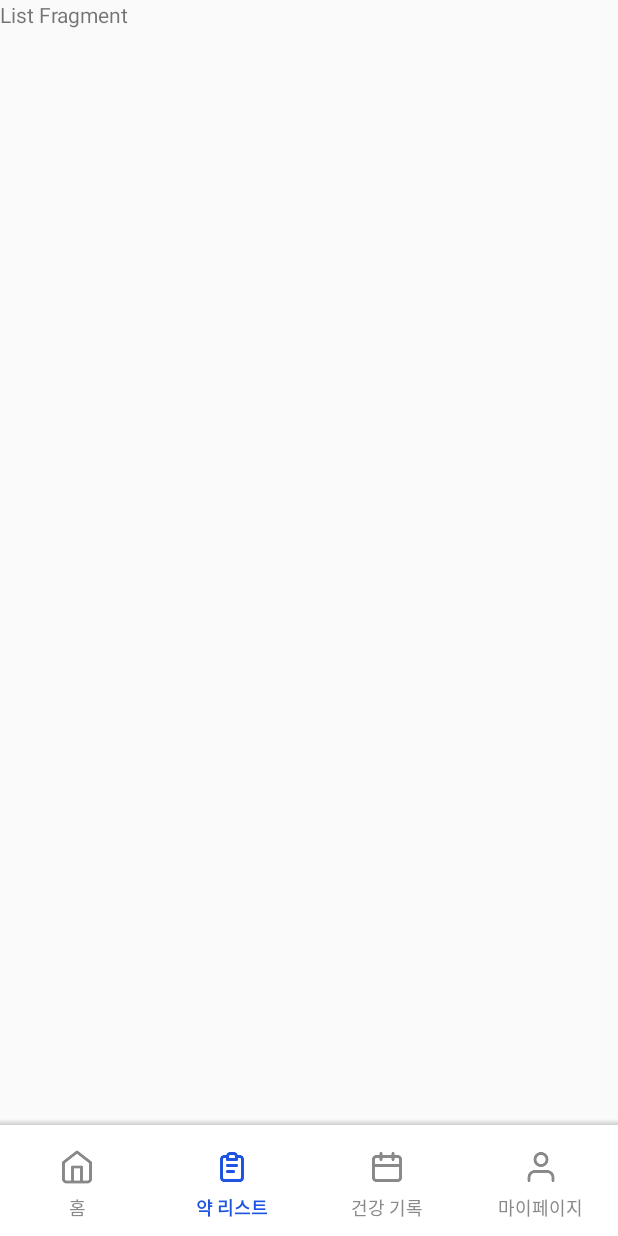
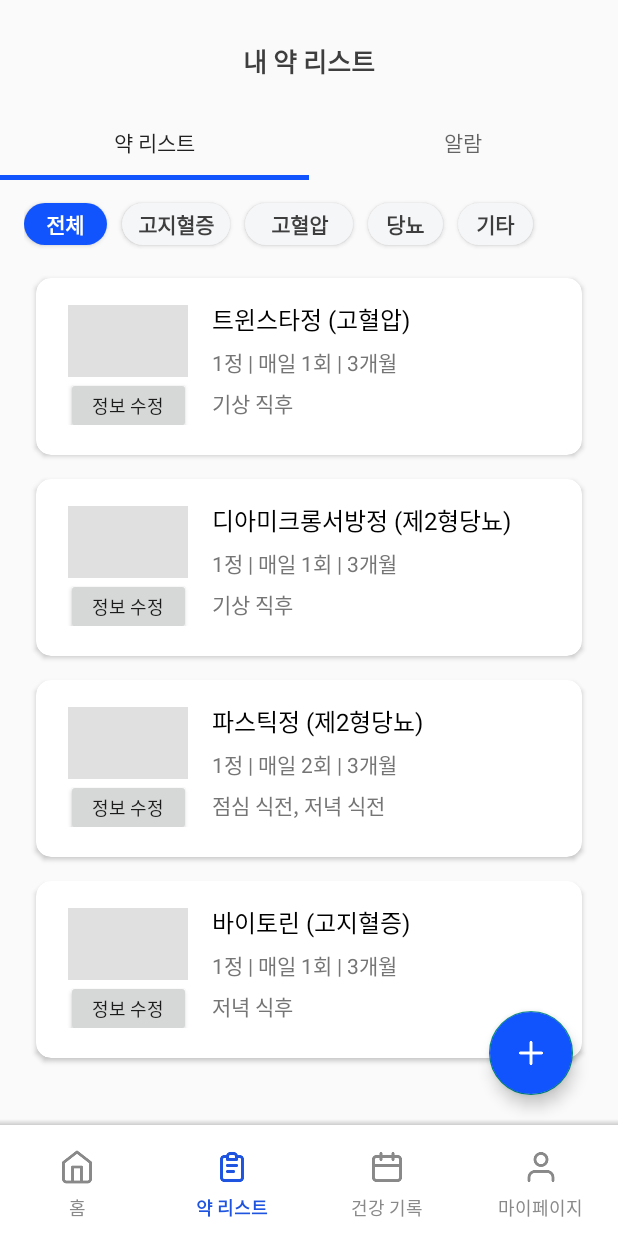
Before and after one commit to Pillmate-CapD/Pillmate_Android, an Android app: the ListFragment screen opened through its navigation route, on a phone screen of 412 x 824 dp. Run offline under Robolectric (Android 15) with nearby library versions, the phone set to English and light mode, and no system bars; our stand-ins replace data binding, navigation-ui; Roboto replaces fonts that are not available here.

Commit message:
약리스트 추가

```diff
--- /dev/null
+++ b/app/src/main/java/com/example/pillmate/AlarmSetFragment.kt
@@ -0,0 +1,20 @@
+package com.example.capdi_eat_test
+
+import android.os.Bundle
+import androidx.fragment.app.Fragment
+import android.view.LayoutInflater
+import android.view.View
+import android.view.ViewGroup
+import android.widget.Button
+import com.example.pillmate.R
+
+class AlarmSetFragment : Fragment() {
+
+    override fun onCreateView(
+        inflater: LayoutInflater, container: ViewGroup?,
+        savedInstanceState: Bundle?
+    ): View? {
+        // Inflate the layout for this fragment
+        return inflater.inflate(R.layout.fragment_alarm_set, container, false)
+    }
+}
--- /dev/null
+++ b/app/src/main/java/com/example/pillmate/AllFragment.kt
@@ -0,0 +1,70 @@
+package com.example.capdi_eat_test
+
+import android.os.Bundle
+import android.view.LayoutInflater
+import android.view.View
+import android.view.ViewGroup
+import android.widget.TextView
+import androidx.fragment.app.Fragment
+import androidx.recyclerview.widget.LinearLayoutManager
+import androidx.recyclerview.widget.RecyclerView
+import com.example.pillmate.R
+
+class AllFragment : Fragment() {
+
+    private lateinit var recyclerView: RecyclerView
+    private lateinit var adapter: RecyclerView.Adapter<*>
+    private val medicationList = ArrayList<MedicationItem>()
+
+    override fun onCreateView(
+        inflater: LayoutInflater, container: ViewGroup?,
+        savedInstanceState: Bundle?
+    ): View? {
+        val view = inflater.inflate(R.layout.fragment_allbtn, container, false)
+        recyclerView = view.findViewById(R.id.recyclerView)
+        adapter = object : RecyclerView.Adapter<MedicationViewHolder>() {
+            override fun onCreateViewHolder(parent: ViewGroup, viewType: Int): MedicationViewHolder {
+                val itemView = LayoutInflater.from(parent.context)
+                    .inflate(R.layout.item_pill_list, parent, false)
+                return MedicationViewHolder(itemView)
+            }
+
+            override fun onBindViewHolder(holder: MedicationViewHolder, position: Int) {
+                val item = medicationList[position]
+                holder.medicationTitle.text = item.title
+                holder.medicationInfo.text = item.info
+                holder.medicationTime.text = item.time
+            }
+
+            override fun getItemCount(): Int {
+                return medicationList.size
+            }
+        }
+
+        recyclerView.adapter = adapter
+        recyclerView.layoutManager = LinearLayoutManager(requireContext())
+
+        // Add dummy data
+        addDummyData()
+
+        return view
+    }
+
+    private fun addDummyData() {
+        medicationList.add(MedicationItem("트윈스타정 (고혈압)", "1정 | 매일 1회 | 3개월", "기상 직후"))
+        medicationList.add(MedicationItem("디아미크롱서방정 (제2형당뇨)", "1정 | 매일 1회 | 3개월", "기상 직후"))
+        medicationList.add(MedicationItem("파스틱정 (제2형당뇨)", "1정 | 매일 2회 | 3개월", "점심 식전, 저녁 식전"))
+        medicationList.add(MedicationItem("바이토린 (고지혈증)", "1정 | 매일 1회 | 3개월", "저녁 식후"))
+
+
+        // Notify adapter about data change
+        adapter.notifyDataSetChanged()
+    }
+
+    // ViewHolder 클래스 정의
+    private class MedicationViewHolder(itemView: View) : RecyclerView.ViewHolder(itemView) {
+        val medicationTitle = itemView.findViewById<TextView>(R.id.medication_title)
+        val medicationInfo = itemView.findViewById<TextView>(R.id.medication_info)
+        val medicationTime = itemView.findViewById<TextView>(R.id.medication_time)
+    }
+}
--- a/app/src/main/java/com/example/pillmate/ListFragment.kt
+++ b/app/src/main/java/com/example/pillmate/ListFragment.kt
@@ -5,6 +5,9 @@ import androidx.fragment.app.Fragment
 import android.view.LayoutInflater
 import android.view.View
 import android.view.ViewGroup
+import androidx.viewpager.widget.ViewPager
+import com.example.capdi_eat_test.MPTabPagerAdapter
+import com.google.android.material.tabs.TabLayout
 
 class ListFragment : Fragment() {
 
@@ -17,8 +20,21 @@ class ListFragment : Fragment() {
         inflater: LayoutInflater, container: ViewGroup?,
         savedInstanceState: Bundle?
     ): View? {
-        // Inflate the layout for this fragment
-        return inflater.inflate(R.layout.fragment_list, container, false)
+        // fragment_list 레이아웃을 인플레이트합니다.
+        val view = inflater.inflate(R.layout.fragment_list, container, false)
+
+        // ViewPager와 TabLayout을 설정합니다.
+        val viewPager = view.findViewById<ViewPager>(R.id.tab_pager)
+        val tabLayout = view.findViewById<TabLayout>(R.id.tab_layout)
+
+        // ViewPager에 어댑터 설정
+        val adapter = MPTabPagerAdapter(childFragmentManager)
+        viewPager.adapter = adapter
+
+        // TabLayout과 ViewPager를 연결
+        tabLayout.setupWithViewPager(viewPager)
+
+        return view
     }
 
 
--- /dev/null
+++ b/app/src/main/java/com/example/pillmate/MPTabPagerAdapter.kt
@@ -0,0 +1,31 @@
+package com.example.capdi_eat_test
+
+import androidx.fragment.app.Fragment
+import androidx.fragment.app.FragmentManager
+import androidx.fragment.app.FragmentPagerAdapter
+
+class MPTabPagerAdapter(fm: FragmentManager) : FragmentPagerAdapter(fm, BEHAVIOR_RESUME_ONLY_CURRENT_FRAGMENT) {
+
+    override fun getItem(position: Int): Fragment {
+        // 탭에 따른 Fragment 반환
+        return when (position) {
+            0 -> MyPillListFragment()  // 약 리스트 Fragment
+            1 -> AlarmSetFragment()  // 알람 Fragment
+            else -> throw IllegalStateException("Unexpected position $position")
+        }
+    }
+
+    override fun getCount(): Int {
+        // 탭 개수 반환
+        return 2
+    }
+
+    override fun getPageTitle(position: Int): CharSequence? {
+        // 탭의 제목 설정
+        return when (position) {
+            0 -> "약 리스트"
+            1 -> "알람"
+            else -> null
+        }
+    }
+}
--- /dev/null
+++ b/app/src/main/java/com/example/pillmate/MedicationItem.kt
@@ -0,0 +1,7 @@
+package com.example.capdi_eat_test
+
+data class MedicationItem(
+    val title: String,
+    val info: String,
+    val time: String
+)
--- /dev/null
+++ b/app/src/main/java/com/example/pillmate/MyPillListFragment.kt
@@ -0,0 +1,138 @@
+package com.example.capdi_eat_test
+
+import android.os.Bundle
+import androidx.fragment.app.Fragment
+import android.view.LayoutInflater
+import android.view.View
+import android.view.ViewGroup
+import android.widget.Button
+import com.example.pillmate.R
+
+class MyPillListFragment : Fragment() {
+    private var isFirstTime = true // 처음인지 여부를 나타내는 플래그
+    private lateinit var AllBt: Button
+    private lateinit var bt2: Button
+    private lateinit var bt3: Button
+    private lateinit var bt4: Button
+    private lateinit var bt5: Button
+
+    override fun onCreateView(
+        inflater: LayoutInflater, container: ViewGroup?,
+        savedInstanceState: Bundle?
+    ): View? {
+        // Inflate the layout for this fragment
+        val view = inflater.inflate(R.layout.fragment_mypill_list, container, false)
+
+        // 처음에는 All 버튼
+        if (isFirstTime) {
+            parentFragmentManager.beginTransaction()
+                .add(R.id.fragment_container, AllFragment())
+                .commit()
+            isFirstTime = false // 다음에는 이 부분이 실행되지 않도록 플래그 변경
+        }
+
+        // 전체 버튼 클릭 시
+        AllBt = view.findViewById(R.id.AllBt)
+        AllBt.setOnClickListener {
+            // 올버튼 프래그먼트를 보여줌
+            parentFragmentManager.beginTransaction()
+                .replace(R.id.fragment_container, AllFragment())
+                .commit()
+
+            // 버튼 배경색 및 텍스트 색상 변경
+            AllBt.setBackgroundResource(R.drawable.active_pilllist)
+            AllBt.setTextColor(resources.getColor(android.R.color.white))
+            bt2.setBackgroundResource(R.drawable.inactive_pilllist)
+            bt2.setTextColor(0xFF3E3E3E.toInt()) // 직접 색상 코드로 설정
+            bt3.setBackgroundResource(R.drawable.inactive_pilllist)
+            bt3.setTextColor(0xFF3E3E3E.toInt()) // 직접 색상 코드로 설정
+            bt4.setBackgroundResource(R.drawable.inactive_pilllist)
+            bt4.setTextColor(0xFF3E3E3E.toInt()) // 직접 색상 코드로 설정
+            bt5.setBackgroundResource(R.drawable.inactive_pilllist)
+            bt5.setTextColor(0xFF3E3E3E.toInt()) // 직접 색상 코드로 설정
+        }
+
+        // 버튼2 클릭 시
+        bt2 = view.findViewById(R.id.Bt2)
+        bt2.setOnClickListener {
+            // 버튼2 프래그먼트를 보여줌
+            //parentFragmentManager.beginTransaction()
+            //    .replace(R.id.fragment_container, Bt2Fragment())
+            //    .commit()
+
+            // 버튼 배경색 및 텍스트 색상 변경
+            bt2.setBackgroundResource(R.drawable.active_pilllist)
+            bt2.setTextColor(resources.getColor(android.R.color.white))
+            AllBt.setBackgroundResource(R.drawable.inactive_pilllist)
+            AllBt.setTextColor(0xFF3E3E3E.toInt()) // 직접 색상 코드로 설정
+            bt3.setBackgroundResource(R.drawable.inactive_pilllist)
+            bt3.setTextColor(0xFF3E3E3E.toInt()) // 직접 색상 코드로 설정
+            bt4.setBackgroundResource(R.drawable.inactive_pilllist)
+            bt4.setTextColor(0xFF3E3E3E.toInt()) // 직접 색상 코드로 설정
+            bt5.setBackgroundResource(R.drawable.inactive_pilllist)
+            bt5.setTextColor(0xFF3E3E3E.toInt()) // 직접 색상 코드로 설정
+        }
+
+        // 버튼 3 클릭 시
+        bt3 = view.findViewById(R.id.Bt3)
+        bt3.setOnClickListener {
+            // 프래그먼트를 보여줌
+            // 원하는 프래그먼트로 변경하도록 코드 작성
+            // 예: parentFragmentManager.beginTransaction().replace(R.id.fragment_container, YourFragment()).commit()
+
+            // 버튼 배경색 및 텍스트 색상 변경
+            bt3.setBackgroundResource(R.drawable.active_pilllist)
+            bt3.setTextColor(resources.getColor(android.R.color.white))
+            AllBt.setBackgroundResource(R.drawable.inactive_pilllist)
+            AllBt.setTextColor(0xFF3E3E3E.toInt()) // 직접 색상 코드로 설정
+            bt2.setBackgroundResource(R.drawable.inactive_pilllist)
+            bt2.setTextColor(0xFF3E3E3E.toInt()) // 직접 색상 코드로 설정
+            bt4.setBackgroundResource(R.drawable.inactive_pilllist)
+            bt4.setTextColor(0xFF3E3E3E.toInt()) // 직접 색상 코드로 설정
+            bt5.setBackgroundResource(R.drawable.inactive_pilllist)
+            bt5.setTextColor(0xFF3E3E3E.toInt()) // 직접 색상 코드로 설정
+        }
+
+        // 버튼 4 클릭 시
+        bt4 = view.findViewById(R.id.Bt4)
+        bt4.setOnClickListener {
+            // 프래그먼트를 보여줌
+            // 원하는 프래그먼트로 변경하도록 코드 작성
+            // 예: parentFragmentManager.beginTransaction().replace(R.id.fragment_container, YourFragment()).commit()
+
+            // 버튼 배경색 및 텍스트 색상 변경
+            bt4.setBackgroundResource(R.drawable.active_pilllist)
+            bt4.setTextColor(resources.getColor(android.R.color.white))
+            AllBt.setBackgroundResource(R.drawable.inactive_pilllist)
+            AllBt.setTextColor(0xFF3E3E3E.toInt()) // 직접 색상 코드로 설정
+            bt2.setBackgroundResource(R.drawable.inactive_pilllist)
+            bt2.setTextColor(0xFF3E3E3E.toInt()) // 직접 색상 코드로 설정
+            bt3.setBackgroundResource(R.drawable.inactive_pilllist)
+            bt3.setTextColor(0xFF3E3E3E.toInt()) // 직접 색상 코드로 설정
+            bt5.setBackgroundResource(R.drawable.inactive_pilllist)
+            bt5.setTextColor(0xFF3E3E3E.toInt()) // 직접 색상 코드로 설정
+        }
+
+        // 버튼 5 클릭 시
+        bt5 = view.findViewById(R.id.Bt5)
+        bt5.setOnClickListener {
+            // 프래그먼트를 보여줌
+            // 원하는 프래그먼트로 변경하도록 코드 작성
+            // 예: parentFragmentManager.beginTransaction().replace(R.id.fragment_container, YourFragment()).commit()
+
+            // 버튼 배경색 및 텍스트 색상 변경
+            bt5.setBackgroundResource(R.drawable.active_pilllist)
+            bt5.setTextColor(resources.getColor(android.R.color.white))
+            AllBt.setBackgroundResource(R.drawable.inactive_pilllist)
+            AllBt.setTextColor(0xFF3E3E3E.toInt()) // 직접 색상 코드로 설정
+            bt2.setBackgroundResource(R.drawable.inactive_pilllist)
+            bt2.setTextColor(0xFF3E3E3E.toInt()) // 직접 색상 코드로 설정
+            bt3.setBackgroundResource(R.drawable.inactive_pilllist)
+            bt3.setTextColor(0xFF3E3E3E.toInt()) // 직접 색상 코드로 설정
+            bt4.setBackgroundResource(R.drawable.inactive_pilllist)
+            bt4.setTextColor(0xFF3E3E3E.toInt()) // 직접 색상 코드로 설정
+        }
+
+        return view
+    }
+}
--- /dev/null
+++ b/app/src/main/res/drawable/active_pilllist.xml
@@ -0,0 +1,6 @@
+<?xml version="1.0" encoding="utf-8"?>
+<shape xmlns:android="http://schemas.android.com/apk/res/android"
+    android:shape="rectangle">
+    <solid android:color="#1154FD"/>
+    <corners android:radius="40dp"/> <!-- 버튼의 배경색을 원하는 색상으로 변경 -->
+</shape>
--- /dev/null
+++ b/app/src/main/res/drawable/inactive_pilllist.xml
@@ -0,0 +1,6 @@
+<?xml version="1.0" encoding="utf-8"?>
+<shape xmlns:android="http://schemas.android.com/apk/res/android"
+    android:shape="rectangle">
+    <solid android:color="#F5F6F8"/>
+    <corners android:radius="40dp"/> <!-- 버튼의 배경색을 원하는 색상으로 변경 -->
+</shape>
--- /dev/null
+++ b/app/src/main/res/layout/fragment_alarm_set.xml
@@ -0,0 +1,15 @@
+<?xml version="1.0" encoding="utf-8"?>
+<LinearLayout xmlns:android="http://schemas.android.com/apk/res/android"
+    android:layout_width="match_parent"
+    android:layout_height="match_parent"
+    android:orientation="vertical">
+    <TextView
+        android:layout_width="match_parent"
+        android:layout_height="wrap_content"
+        android:gravity="center"
+        android:textSize="27sp"
+        android:textStyle="bold"
+        android:text="알람"
+        android:layout_marginTop="27sp"/>
+
+</LinearLayout>
--- /dev/null
+++ b/app/src/main/res/layout/fragment_allbtn.xml
@@ -0,0 +1,18 @@
+<?xml version="1.0" encoding="utf-8"?>
+<LinearLayout xmlns:android="http://schemas.android.com/apk/res/android"
+    android:layout_width="match_parent"
+    android:layout_height="match_parent"
+    android:orientation="vertical">
+    <RelativeLayout
+        android:layout_width="match_parent"
+        android:layout_height="match_parent"
+        android:layout_marginTop="10dp">
+
+        <androidx.recyclerview.widget.RecyclerView
+            android:id="@+id/recyclerView"
+            android:layout_width="match_parent"
+            android:layout_height="match_parent" />
+
+    </RelativeLayout>
+
+</LinearLayout>
--- a/app/src/main/res/layout/fragment_list.xml
+++ b/app/src/main/res/layout/fragment_list.xml
@@ -1,14 +1,55 @@
 <?xml version="1.0" encoding="utf-8"?>
-<FrameLayout xmlns:android="http://schemas.android.com/apk/res/android"
+<RelativeLayout xmlns:android="http://schemas.android.com/apk/res/android"
     xmlns:tools="http://schemas.android.com/tools"
     android:layout_width="match_parent"
     android:layout_height="match_parent"
+    xmlns:app="http://schemas.android.com/apk/res-auto"
     tools:context=".ListFragment">
 
     <!-- TODO: Update blank fragment layout -->
     <TextView
+        android:id="@+id/mypill"
+        android:layout_width="match_parent"
+        android:layout_height="wrap_content"
+        android:gravity="center"
+        android:textSize="17sp"
+        android:textStyle="bold"
+        android:textColor="#3e3e3e"
+        android:text="내 약 리스트"
+        android:layout_marginTop="27sp"/>
+
+    <LinearLayout
         android:layout_width="match_parent"
         android:layout_height="match_parent"
-        android:text="List Fragment" />
+        android:orientation="vertical"
+        android:layout_below="@id/mypill"
+        android:layout_marginTop="16sp">
 
-</FrameLayout>
+        <com.google.android.material.tabs.TabLayout
+            android:id="@+id/tab_layout"
+            android:layout_width="match_parent"
+            android:layout_height="50dp"
+            app:tabIndicatorColor="#1154FD"
+            app:tabIndicatorHeight="3dp"
+            app:tabTextAppearance="@style/MyTabTextStyle"/>
+
+        <androidx.viewpager.widget.ViewPager
+            android:id="@+id/tab_pager"
+            android:layout_width="match_parent"
+            android:layout_height="match_parent" />
+    </LinearLayout>
+
+    <com.google.android.material.floatingactionbutton.FloatingActionButton
+        android:id="@+id/fab"
+        android:layout_width="wrap_content"
+        android:layout_height="wrap_content"
+        android:layout_alignParentBottom="true"
+        android:layout_alignParentRight="true"
+        android:layout_marginStart="30dp"
+        android:layout_marginTop="30dp"
+        android:layout_marginEnd="30dp"
+        android:layout_marginBottom="20dp"
+        android:backgroundTint="#1154FD"
+        android:src="@drawable/plus"/>
+
+</RelativeLayout>
--- /dev/null
+++ b/app/src/main/res/layout/fragment_mypill_list.xml
@@ -0,0 +1,88 @@
+<?xml version="1.0" encoding="utf-8"?>
+<LinearLayout xmlns:android="http://schemas.android.com/apk/res/android"
+    android:layout_width="match_parent"
+    android:layout_height="match_parent"
+    android:orientation="vertical">
+    <RelativeLayout
+        android:layout_width="match_parent"
+        android:layout_height="47dp"
+        android:layout_marginLeft="16sp">
+        <Button
+            android:id="@+id/AllBt"
+            android:layout_width="55dp"
+            android:layout_height="28dp"
+            android:layout_marginTop="15dp"
+            android:text="전체"
+            android:textSize="14dp"
+            android:textColor="#FFFFFF"
+            android:textStyle="bold"
+            android:gravity="center"
+            android:background="@drawable/active_pilllist"
+            android:radius="15dp"/>
+        <Button
+            android:id="@+id/Bt2"
+            android:layout_toEndOf="@+id/AllBt"
+            android:layout_width="72dp"
+            android:layout_height="28dp"
+            android:layout_marginTop="15dp"
+            android:layout_marginLeft="10sp"
+            android:text="고지혈증"
+            android:textSize="14dp"
+            android:textColor="#3e3e3e"
+            android:textStyle="bold"
+            android:gravity="center"
+            android:background="@drawable/inactive_pilllist"
+            android:radius="15dp"/>
+        <Button
+            android:id="@+id/Bt3"
+            android:layout_toEndOf="@+id/Bt2"
+            android:layout_width="72dp"
+            android:layout_height="28dp"
+            android:layout_marginTop="15dp"
+            android:layout_marginLeft="10sp"
+            android:text="고혈압"
+            android:textSize="14dp"
+            android:textColor="#3e3e3e"
+            android:textStyle="bold"
+            android:gravity="center"
+            android:background="@drawable/inactive_pilllist"
+            android:radius="15dp"/>
+        <Button
+            android:id="@+id/Bt4"
+            android:layout_toEndOf="@+id/Bt3"
+            android:layout_width="50dp"
+            android:layout_height="28dp"
+            android:layout_marginTop="15dp"
+            android:layout_marginLeft="10sp"
+            android:text="당뇨"
+            android:textSize="14dp"
+            android:textColor="#3e3e3e"
+            android:textStyle="bold"
+            android:gravity="center"
+            android:background="@drawable/inactive_pilllist"
+            android:radius="15dp"/>
+        <Button
+            android:id="@+id/Bt5"
+            android:layout_toEndOf="@+id/Bt4"
+            android:layout_width="50dp"
+            android:layout_height="28dp"
+            android:layout_marginTop="15dp"
+            android:layout_marginLeft="10sp"
+            android:text="기타"
+            android:textSize="14dp"
+            android:textColor="#3e3e3e"
+            android:textStyle="bold"
+            android:gravity="center"
+            android:background="@drawable/inactive_pilllist"
+            android:radius="15dp"/>
+
+    </RelativeLayout>
+    <FrameLayout
+        android:id="@+id/fragment_container"
+        android:layout_width="match_parent"
+        android:layout_height="match_parent"
+        android:layout_marginTop="0sp"
+        android:layout_marginLeft="16sp"
+        android:layout_marginRight="16sp"/>
+
+</LinearLayout>
--- /dev/null
+++ b/app/src/main/res/layout/item_pill_list.xml
@@ -0,0 +1,83 @@
+<?xml version="1.0" encoding="utf-8"?>
+<androidx.cardview.widget.CardView xmlns:android="http://schemas.android.com/apk/res/android"
+    android:layout_width="match_parent"
+    android:layout_height="118sp"
+    xmlns:app="http://schemas.android.com/apk/res-auto"
+    android:layout_margin="8dp"
+    android:elevation="4dp"
+    app:cardCornerRadius="10dp"
+    android:padding="16dp">
+
+    <LinearLayout
+        android:layout_width="match_parent"
+        android:layout_height="wrap_content"
+        android:orientation="horizontal"
+        android:gravity="center_vertical">
+        <LinearLayout
+            android:layout_width="wrap_content"
+            android:layout_height="wrap_content"
+            android:orientation="vertical"
+            android:layout_marginTop="12sp"
+            android:layout_marginLeft="20sp">
+            <!-- 이미지 뷰 -->
+            <ImageView
+                android:id="@+id/image_view"
+                android:layout_width="80sp"
+                android:layout_height="48sp"
+                android:background="#E0E0E0"
+                android:scaleType="centerInside"
+                android:layout_gravity="center"
+                />
+            <!-- 수정 버튼 -->
+            <Button
+                android:id="@+id/edit_button"
+                android:layout_width="83sp"
+                android:layout_gravity="center"
+                android:layout_height="38dp"
+                android:text="정보 수정"
+                android:textSize="12sp"/>
+        </LinearLayout>
+
+
+        <!-- 텍스트 및 버튼 레이아웃 -->
+        <LinearLayout
+            android:layout_width="0dp"
+            android:layout_height="wrap_content"
+            android:layout_weight="1"
+            android:layout_marginLeft="14sp"
+            android:layout_marginTop="6sp"
+            android:orientation="vertical">
+
+            <!-- 제목 텍스트 -->
+            <TextView
+                android:id="@+id/medication_title"
+                android:layout_width="wrap_content"
+                android:layout_height="wrap_content"
+                android:text="트윈스타정 (고혈압)"
+                android:textSize="16sp"
+                android:textColor="#000000" />
+
+            <!-- 약 정보 텍스트 -->
+            <TextView
+                android:id="@+id/medication_info"
+                android:layout_width="wrap_content"
+                android:layout_height="wrap_content"
+                android:text="1정 | 매일 1회 | 3개월"
+                android:textSize="14sp"
+                android:textColor="#757575"
+                android:layout_marginTop="6sp" />
+
+            <!-- 추가 정보 텍스트 -->
+            <TextView
+                android:id="@+id/medication_time"
+                android:layout_width="wrap_content"
+                android:layout_height="wrap_content"
+                android:text="기상 직후"
+                android:textSize="14sp"
+                android:textColor="#757575"
+                android:layout_marginTop="6sp" />
+        </LinearLayout>
+
+
+    </LinearLayout>
+</androidx.cardview.widget.CardView>
--- /dev/null
+++ b/app/src/main/res/values/styles.xml
@@ -0,0 +1,8 @@
+<?xml version="1.0" encoding="utf-8"?>
+<resources>
+    <style name="MyTabTextStyle" parent="TextAppearance.Design.Tab">
+        <item name="android:textSize">14sp</item> <!-- 텍스트 크기 설정 -->
+         <!-- 사용할 폰트 설정 -->
+        <!-- 기타 필요한 텍스트 스타일 속성을 추가할 수 있습니다. -->
+    </style>
+</resources>
```
Also changed, not shown: app/src/main/res/drawable/plus.png (added).
